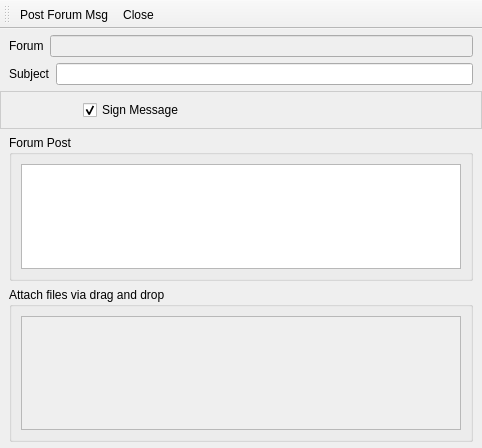
Above: retroshare-gui/src/gui/forumsv2/CreateForumV2Msg.ui from RetroShare/RetroShare before the change. Below: the same form after it.
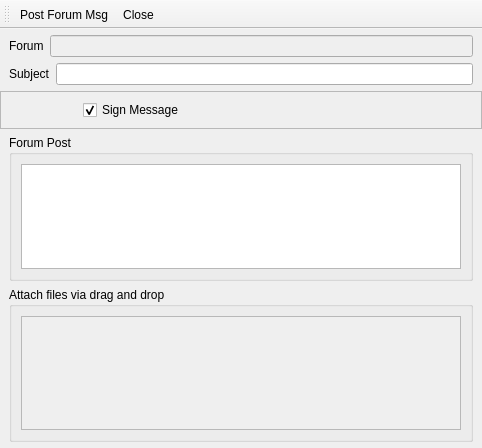
That is the form after the change. Icons and pictures are not drawn. Custom widgets are drawn as their Qt base class.

What changed in the file:
```diff
--- a/retroshare-gui/src/gui/forumsv2/CreateForumV2Msg.ui
+++ b/retroshare-gui/src/gui/forumsv2/CreateForumV2Msg.ui
@@ -91,12 +91,8 @@
           <height>38</height>
          </size>
         </property>
-        <property name="styleSheet">
-         <string notr="true">QFrame#frame_2{ 
-background-color: qlineargradient(x1:0, y1:0, x2:0, y2:1,
-stop:0 #FEFEFE, stop:1 #E8E8E8);
-
-border: 1px solid #CCCCCC;}</string>
+        <property name="frameShape">
+         <enum>QFrame::StyledPanel</enum>
         </property>
         <property name="frameShadow">
          <enum>QFrame::Raised</enum>
```
Left out of the diff: 2 changed lines with no effect on the pictures.
